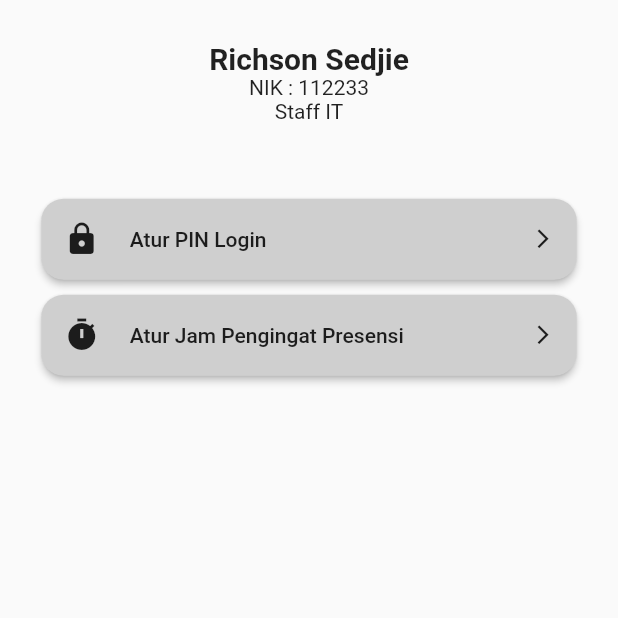
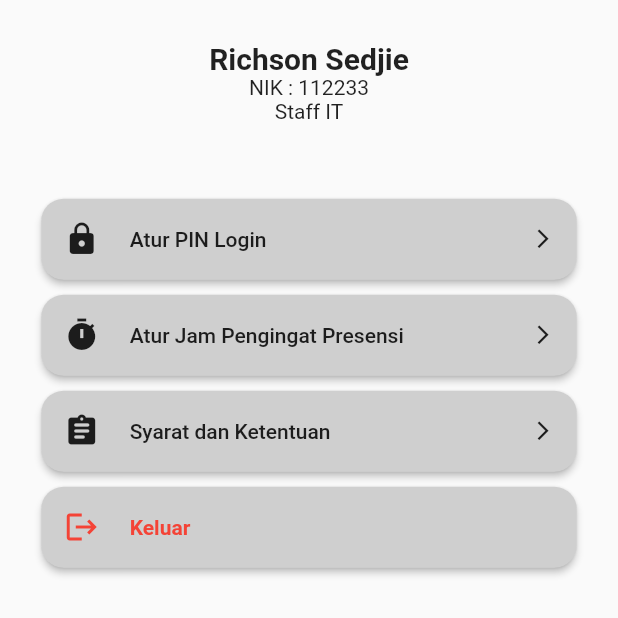
Before and after one commit to sedjierichson/Skripsi-Presensi, a Flutter app: the OtherPage screen opened directly, on a phone screen of 412 x 824 dp, the top half of it. Run offline on Flutter 3.47's test engine with Material 2 defaults, Android fonts, the phone set to English and light mode, and no system bars.

Commit message:
update other page

```diff
--- a/aplikasi_presensi/lib/Pages/other_page.dart
+++ b/aplikasi_presensi/lib/Pages/other_page.dart
@@ -69,6 +69,45 @@ class _OtherPageState extends State<OtherPage> {
                         Icon(Icons.arrow_forward_ios, size: 15,)
                       ],
                     ),
+                  ),
+                  SizedBox(height: 10,),
+                  MaterialButton(
+                    padding: EdgeInsets.all(15),
+                    shape: RoundedRectangleBorder(
+                        borderRadius: BorderRadius.circular(15)),
+                    color: Color.fromARGB(255, 207, 207, 207),
+                    onPressed: () {},
+                    child: Row(
+                      children: [
+                        Icon(Icons.assignment_rounded),
+                        SizedBox(
+                          width: 20,
+                        ),
+                        Expanded(
+                          child: Text('Syarat dan Ketentuan'),
+                        ),
+                        Icon(Icons.arrow_forward_ios, size: 15,)
+                      ],
+                    ),
+                  ),
+                  SizedBox(height: 10,),
+                  MaterialButton(
+                    padding: EdgeInsets.all(15),
+                    shape: RoundedRectangleBorder(
+                        borderRadius: BorderRadius.circular(15)),
+                    color: Color.fromARGB(255, 207, 207, 207),
+                    onPressed: () {},
+                    child: Row(
+                      children: [
+                        Icon(Icons.logout, color: Colors.red,),
+                        SizedBox(
+                          width: 20,
+                        ),
+                        Expanded(
+                          child: Text('Keluar', style: TextStyle(color: Colors.red, fontWeight: FontWeight.bold),),
+                        ),
+                      ],
+                    ),
                   )
                 ],
               ),
```
